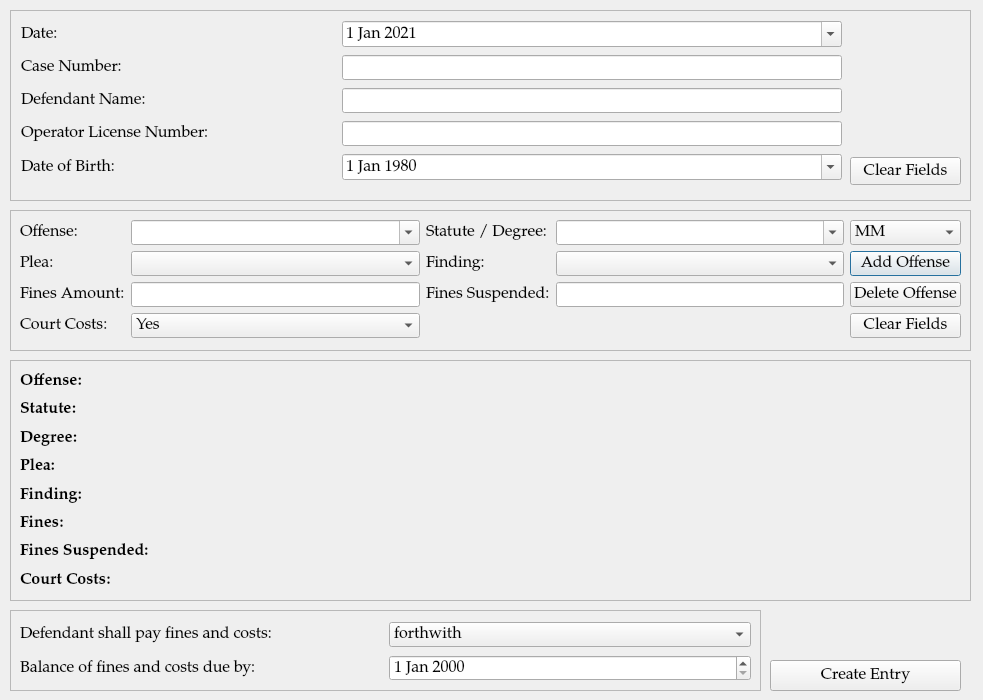
HunterProgram22/MuniEntry, file resources/ui/TrafficCaseInformationDialog.ui: the form before one commit.
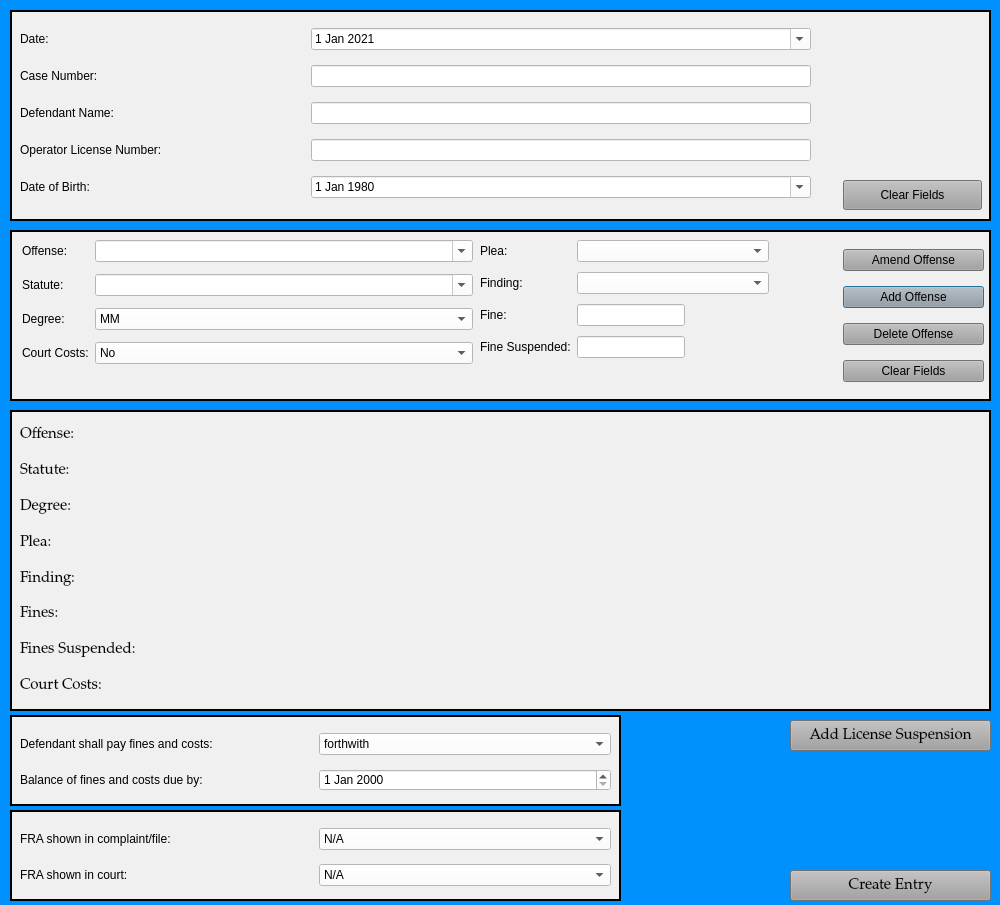
The form after the commit.

Commit message: Refactored design and moved database and manual changes from view to controller.

```diff
--- a/resources/ui/TrafficCaseInformationDialog.ui
+++ b/resources/ui/TrafficCaseInformationDialog.ui
@@ -9,26 +9,126 @@
    <rect>
     <x>0</x>
     <y>0</y>
-    <width>983</width>
-    <height>700</height>
+    <width>1000</width>
+    <height>905</height>
    </rect>
   </property>
+  <property name="sizePolicy">
+   <sizepolicy hsizetype="Preferred" vsizetype="Preferred">
+    <horstretch>0</horstretch>
+    <verstretch>0</verstretch>
+   </sizepolicy>
+  </property>
   <property name="minimumSize">
    <size>
-    <width>500</width>
-    <height>350</height>
+    <width>1000</width>
+    <height>905</height>
    </size>
   </property>
   <property name="maximumSize">
    <size>
-    <width>1000</width>
-    <height>700</height>
+    <width>2500</width>
+    <height>3500</height>
    </size>
   </property>
+  <property name="palette">
+   <palette>
+    <active>
+     <colorrole role="Button">
+      <brush brushstyle="SolidPattern">
+       <color alpha="255">
+        <red>0</red>
+        <green>145</green>
+        <blue>255</blue>
+       </color>
+      </brush>
+     </colorrole>
+     <colorrole role="Base">
+      <brush brushstyle="SolidPattern">
+       <color alpha="255">
+        <red>0</red>
+        <green>145</green>
+        <blue>255</blue>
+       </color>
+      </brush>
+     </colorrole>
+     <colorrole role="Window">
+      <brush brushstyle="SolidPattern">
+       <color alpha="255">
+        <red>0</red>
+        <green>145</green>
+        <blue>255</blue>
+       </color>
+      </brush>
+     </colorrole>
+    </active>
+    <inactive>
+     <colorrole role="Button">
+      <brush brushstyle="SolidPattern">
+       <color alpha="255">
+        <red>0</red>
+        <green>145</green>
+        <blue>255</blue>
+       </color>
+      </brush>
+     </colorrole>
+     <colorrole role="Base">
+      <brush brushstyle="SolidPattern">
+       <color alpha="255">
+        <red>0</red>
+        <green>145</green>
+        <blue>255</blue>
+       </color>
+      </brush>
+     </colorrole>
+     <colorrole role="Window">
+      <brush brushstyle="SolidPattern">
+       <color alpha="255">
+        <red>0</red>
+        <green>145</green>
+        <blue>255</blue>
+       </color>
+      </brush>
+     </colorrole>
+    </inactive>
+    <disabled>
+     <colorrole role="Button">
+      <brush brushstyle="SolidPattern">
+       <color alpha="255">
+        <red>0</red>
+        <green>145</green>
+        <blue>255</blue>
+       </color>
+      </brush>
+     </colorrole>
+     <colorrole role="Base">
+      <brush brushstyle="SolidPattern">
+       <color alpha="255">
+        <red>0</red>
+        <green>145</green>
+        <blue>255</blue>
+       </color>
+      </brush>
+     </colorrole>
+     <colorrole role="Window">
+      <brush brushstyle="SolidPattern">
+       <color alpha="255">
+        <red>0</red>
+        <green>145</green>
+        <blue>255</blue>
+       </color>
+      </brush>
+     </colorrole>
+    </disabled>
+   </palette>
+  </property>
   <property name="font">
    <font>
     <family>Palatino Linotype</family>
-    <pointsize>12</pointsize>
+    <pointsize>11</pointsize>
+    <weight>9</weight>
+    <italic>false</italic>
+    <bold>false</bold>
    </font>
   </property>
   <property name="windowTitle">
@@ -37,17 +137,32 @@
   <property name="toolTip">
    <string/>
   </property>
+  <property name="styleSheet">
+   <string notr="true">background-color: rgb(0, 145, 255);
+font: 75 11pt &quot;Palatino Linotype&quot;;
+</string>
+  </property>
   <widget class="QFrame" name="frame">
    <property name="geometry">
     <rect>
      <x>10</x>
-     <y>210</y>
-     <width>961</width>
-     <height>141</height>
+     <y>230</y>
+     <width>981</width>
+     <height>171</height>
     </rect>
    </property>
+   <property name="sizePolicy">
+    <sizepolicy hsizetype="Fixed" vsizetype="Maximum">
+     <horstretch>0</horstretch>
+     <verstretch>0</verstretch>
+    </sizepolicy>
+   </property>
+   <property name="styleSheet">
+    <string notr="true">background-color: rgb(240, 240, 240);
+border-color: rgb(160, 160, 160);</string>
+   </property>
    <property name="frameShape">
-    <enum>QFrame::StyledPanel</enum>
+    <enum>QFrame::Box</enum>
    </property>
    <property name="frameShadow">
     <enum>QFrame::Plain</enum>
@@ -58,16 +173,19 @@
    <widget class="QWidget" name="layoutWidget">
     <property name="geometry">
      <rect>
-      <x>10</x>
+      <x>12</x>
       <y>10</y>
-      <width>941</width>
-      <height>121</height>
+      <width>451</width>
+      <height>151</height>
      </rect>
     </property>
-    <layout class="QGridLayout" name="gridLayout">
-     <item row="2" column="1">
-      <widget class="QLineEdit" name="fines_amount"/>
-     </item>
+    <layout class="QFormLayout" name="formLayout">
+     <property name="fieldGrowthPolicy">
+      <enum>QFormLayout::AllNonFixedFieldsGrow</enum>
+     </property>
+     <property name="verticalSpacing">
+      <number>12</number>
+     </property>
      <item row="0" column="0">
       <widget class="QLabel" name="label_15">
        <property name="text">
@@ -75,160 +193,47 @@
        </property>
       </widget>
      </item>
-     <item row="1" column="0">
-      <widget class="QLabel" name="label_13">
-       <property name="text">
-        <string>Plea:</string>
-       </property>
-      </widget>
-     </item>
      <item row="0" column="1">
       <widget class="QComboBox" name="offense_choice_box">
-       <property name="editable">
-        <bool>true</bool>
+       <property name="styleSheet">
+        <string notr="true">background-color: rgb(255, 255, 255);</string>
        </property>
-      </widget>
-     </item>
-     <item row="3" column="1">
-      <widget class="QComboBox" name="court_costs_box">
        <property name="editable">
-        <bool>false</bool>
-       </property>
-       <item>
-        <property name="text">
-         <string>Yes</string>
-        </property>
-       </item>
-       <item>
-        <property name="text">
-         <string>No</string>
-        </property>
-       </item>
-      </widget>
-     </item>
-     <item row="1" column="2">
-      <widget class="QLabel" name="label_12">
-       <property name="text">
-        <string>Finding:</string>
-       </property>
-      </widget>
-     </item>
-     <item row="1" column="1">
-      <widget class="QComboBox" name="plea_choice_box">
-       <property name="editable">
-        <bool>false</bool>
-       </property>
-       <item>
-        <property name="text">
-         <string/>
-        </property>
-       </item>
-       <item>
-        <property name="text">
-         <string>Not Guilty</string>
-        </property>
-       </item>
-       <item>
-        <property name="text">
-         <string>No Contest</string>
-        </property>
-       </item>
-       <item>
-        <property name="text">
-         <string>Guilty</string>
-        </property>
-       </item>
-       <item>
-        <property name="text">
-         <string>No Plea - Dismissed</string>
-        </property>
-       </item>
-      </widget>
-     </item>
-     <item row="3" column="0">
-      <widget class="QLabel" name="label_8">
-       <property name="text">
-        <string>Court Costs:</string>
-       </property>
-      </widget>
-     </item>
-     <item row="0" column="3">
-      <widget class="QComboBox" name="statute_choice_box">
-       <property name="enabled">
         <bool>true</bool>
        </property>
-       <property name="focusPolicy">
-        <enum>Qt::NoFocus</enum>
-       </property>
-       <property name="editable">
-        <bool>true</bool>
-       </property>
       </widget>
      </item>
-     <item row="2" column="3">
-      <widget class="QLineEdit" name="fines_suspended"/>
-     </item>
-     <item row="2" column="2">
-      <widget class="QLabel" name="label_7">
-       <property name="text">
-        <string>Fines Suspended:</string>
-       </property>
-      </widget>
-     </item>
-     <item row="1" column="3">
-      <widget class="QComboBox" name="finding_choice_box">
-       <property name="editable">
-        <bool>false</bool>
-       </property>
-       <item>
-        <property name="text">
-         <string/>
-        </property>
-       </item>
-       <item>
-        <property name="text">
-         <string>Guilty</string>
-        </property>
-       </item>
-       <item>
-        <property name="text">
-         <string>Not Guilty</string>
-        </property>
-       </item>
-       <item>
-        <property name="text">
-         <string>Dismissed</string>
-        </property>
-       </item>
-       <item>
-        <property name="text">
-         <string>Dismissed with conditions</string>
-        </property>
-       </item>
-      </widget>
-     </item>
-     <item row="0" column="2">
+     <item row="1" column="0">
       <widget class="QLabel" name="label_6">
        <property name="text">
-        <string>Statute / Degree:</string>
+        <string>Statute:</string>
+       </property>
+      </widget>
+     </item>
+     <item row="1" column="1">
+      <widget class="QComboBox" name="statute_choice_box">
+       <property name="enabled">
+        <bool>true</bool>
+       </property>
+       <property name="focusPolicy">
+        <enum>Qt::NoFocus</enum>
+       </property>
+       <property name="styleSheet">
+        <string notr="true">background-color: rgb(255, 255, 255);</string>
+       </property>
+       <property name="editable">
+        <bool>true</bool>
        </property>
       </widget>
      </item>
      <item row="2" column="0">
-      <widget class="QLabel" name="label_11">
+      <widget class="QLabel" name="label_23">
        <property name="text">
-        <string>Fines Amount:</string>
+        <string>Degree:</string>
        </property>
       </widget>
      </item>
-     <item row="1" column="4">
-      <widget class="QPushButton" name="addOffenseButton">
-       <property name="text">
-        <string>Add Offense</string>
-       </property>
-      </widget>
-     </item>
-     <item row="0" column="4">
+     <item row="2" column="1">
       <widget class="QComboBox" name="degree_choice_box">
        <property name="enabled">
         <bool>true</bool>
@@ -236,6 +241,9 @@
        <property name="focusPolicy">
         <enum>Qt::NoFocus</enum>
        </property>
+       <property name="styleSheet">
+        <string notr="true">background-color: rgb(255, 255, 255);</string>
+       </property>
        <item>
         <property name="text">
          <string>MM</string>
@@ -268,21 +276,89 @@
        </item>
       </widget>
      </item>
-     <item row="2" column="4">
+     <item row="3" column="0">
+      <widget class="QLabel" name="label_8">
+       <property name="text">
+        <string>Court Costs:</string>
+       </property>
+      </widget>
+     </item>
+     <item row="3" column="1">
+      <widget class="QComboBox" name="court_costs_box">
+       <property name="styleSheet">
+        <string notr="true">background-color: rgb(255, 255, 255);</string>
+       </property>
+       <property name="editable">
+        <bool>false</bool>
+       </property>
+       <item>
+        <property name="text">
+         <string>No</string>
+        </property>
+       </item>
+       <item>
+        <property name="text">
+         <string>Yes</string>
+        </property>
+       </item>
+      </widget>
+     </item>
+    </layout>
+   </widget>
+   <widget class="QWidget" name="layoutWidget">
+    <property name="geometry">
+     <rect>
+      <x>833</x>
+      <y>10</y>
+      <width>141</width>
+      <height>151</height>
+     </rect>
+    </property>
+    <layout class="QGridLayout" name="gridLayout">
+     <item row="0" column="0">
+      <widget class="QPushButton" name="amendOffenseButton">
+       <property name="focusPolicy">
+        <enum>Qt::NoFocus</enum>
+       </property>
+       <property name="styleSheet">
+        <string notr="true">background-color: rgb(160, 160, 160);</string>
+       </property>
+       <property name="text">
+        <string>Amend Offense</string>
+       </property>
+      </widget>
+     </item>
+     <item row="1" column="0">
+      <widget class="QPushButton" name="addOffenseButton">
+       <property name="styleSheet">
+        <string notr="true">background-color: rgb(160, 160, 160);</string>
+       </property>
+       <property name="text">
+        <string>Add Offense</string>
+       </property>
+      </widget>
+     </item>
+     <item row="2" column="0">
       <widget class="QPushButton" name="deleteOffenseButton">
        <property name="focusPolicy">
         <enum>Qt::NoFocus</enum>
        </property>
+       <property name="styleSheet">
+        <string notr="true">background-color: rgb(160, 160, 160);</string>
+       </property>
        <property name="text">
         <string>Delete Offense</string>
        </property>
       </widget>
      </item>
-     <item row="3" column="4">
+     <item row="3" column="0">
       <widget class="QPushButton" name="pushButton_4">
        <property name="focusPolicy">
         <enum>Qt::NoFocus</enum>
        </property>
+       <property name="styleSheet">
+        <string notr="true">background-color: rgb(160, 160, 160);</string>
+       </property>
        <property name="text">
         <string>Clear Fields</string>
        </property>
@@ -290,18 +366,188 @@
      </item>
     </layout>
    </widget>
+   <widget class="QWidget" name="layoutWidget">
+    <property name="geometry">
+     <rect>
+      <x>470</x>
+      <y>10</y>
+      <width>349</width>
+      <height>151</height>
+     </rect>
+    </property>
+    <layout class="QFormLayout" name="formLayout_2">
+     <property name="verticalSpacing">
+      <number>10</number>
+     </property>
+     <item row="0" column="0">
+      <widget class="QLabel" name="label_13">
+       <property name="text">
+        <string>Plea:</string>
+       </property>
+      </widget>
+     </item>
+     <item row="0" column="1">
+      <widget class="QComboBox" name="finding_choice_box">
+       <property name="sizePolicy">
+        <sizepolicy hsizetype="Fixed" vsizetype="Fixed">
+         <horstretch>0</horstretch>
+         <verstretch>0</verstretch>
+        </sizepolicy>
+       </property>
+       <property name="minimumSize">
+        <size>
+         <width>192</width>
+         <height>0</height>
+        </size>
+       </property>
+       <property name="styleSheet">
+        <string notr="true">background-color: rgb(255, 255, 255);</string>
+       </property>
+       <property name="editable">
+        <bool>false</bool>
+       </property>
+       <item>
+        <property name="text">
+         <string/>
+        </property>
+       </item>
+       <item>
+        <property name="text">
+         <string>Guilty</string>
+        </property>
+       </item>
+       <item>
+        <property name="text">
+         <string>Not Guilty</string>
+        </property>
+       </item>
+       <item>
+        <property name="text">
+         <string>Dismissed</string>
+        </property>
+       </item>
+      </widget>
+     </item>
+     <item row="1" column="0">
+      <widget class="QLabel" name="label_12">
+       <property name="text">
+        <string>Finding:</string>
+       </property>
+      </widget>
+     </item>
+     <item row="1" column="1">
+      <widget class="QComboBox" name="plea_choice_box">
+       <property name="sizePolicy">
+        <sizepolicy hsizetype="Fixed" vsizetype="Fixed">
+         <horstretch>0</horstretch>
+         <verstretch>0</verstretch>
+        </sizepolicy>
+       </property>
+       <property name="minimumSize">
+        <size>
+         <width>192</width>
+         <height>0</height>
+        </size>
+       </property>
+       <property name="styleSheet">
+        <string notr="true">background-color: rgb(255, 255, 255);</string>
+       </property>
+       <property name="editable">
+        <bool>false</bool>
+       </property>
+       <item>
+        <property name="text">
+         <string/>
+        </property>
+       </item>
+       <item>
+        <property name="text">
+         <string>Not Guilty</string>
+        </property>
+       </item>
+       <item>
+        <property name="text">
+         <string>No Contest</string>
+        </property>
+       </item>
+       <item>
+        <property name="text">
+         <string>Guilty</string>
+        </property>
+       </item>
+       <item>
+        <property name="text">
+         <string>Dismissed</string>
+        </property>
+       </item>
+      </widget>
+     </item>
+     <item row="2" column="0">
+      <widget class="QLabel" name="label_11">
+       <property name="text">
+        <string>Fine:</string>
+       </property>
+      </widget>
+     </item>
+     <item row="2" column="1">
+      <widget class="QLineEdit" name="fines_amount">
+       <property name="sizePolicy">
+        <sizepolicy hsizetype="Fixed" vsizetype="Fixed">
+         <horstretch>0</horstretch>
+         <verstretch>0</verstretch>
+        </sizepolicy>
+       </property>
+       <property name="styleSheet">
+        <string notr="true">background-color: rgb(255, 255, 255);</string>
+       </property>
+      </widget>
+     </item>
+     <item row="3" column="0">
+      <widget class="QLabel" name="label_7">
+       <property name="text">
+        <string>Fine Suspended:</string>
+       </property>
+      </widget>
+     </item>
+     <item row="3" column="1">
+      <widget class="QLineEdit" name="fines_suspended">
+       <property name="sizePolicy">
+        <sizepolicy hsizetype="Fixed" vsizetype="Fixed">
+         <horstretch>0</horstretch>
+         <verstretch>0</verstretch>
+        </sizepolicy>
+       </property>
+       <property name="styleSheet">
+        <string notr="true">background-color: rgb(255, 255, 255);</string>
+       </property>
+      </widget>
+     </item>
+    </layout>
+   </widget>
   </widget>
   <widget class="QFrame" name="frame_2">
    <property name="geometry">
     <rect>
      <x>10</x>
-     <y>360</y>
-     <width>961</width>
-     <height>241</height>
+     <y>410</y>
+     <width>981</width>
+     <height>301</height>
     </rect>
    </property>
+   <property name="font">
+    <font>
+     <family>Palatino Linotype</family>
+     <pointsize>11</pointsize>
+     <weight>9</weight>
+     <italic>false</italic>
+     <bold>false</bold>
+    </font>
+   </property>
+   <property name="styleSheet">
+    <string notr="true">background-color: rgb(240, 240, 240);</string>
+   </property>
    <property name="frameShape">
-    <enum>QFrame::StyledPanel</enum>
+    <enum>QFrame::Box</enum>
    </property>
    <property name="frameShadow">
     <enum>QFrame::Plain</enum>
@@ -314,72 +560,20 @@
      <rect>
       <x>10</x>
       <y>10</y>
-      <width>941</width>
-      <height>221</height>
+      <width>961</width>
+      <height>281</height>
      </rect>
     </property>
     <layout class="QGridLayout" name="charges_gridLayout">
-     <item row="0" column="0">
-      <widget class="QLabel" name="offense_label_1">
-       <property name="font">
-        <font>
-         <weight>75</weight>
-         <bold>true</bold>
-        </font>
-       </property>
-       <property name="text">
-        <string>Offense:</string>
-       </property>
-       <property name="wordWrap">
-        <bool>true</bool>
-       </property>
-      </widget>
-     </item>
-     <item row="1" column="0">
-      <widget class="QLabel" name="label_19">
-       <property name="font">
-        <font>
-         <weight>75</weight>
-         <bold>true</bold>
-        </font>
-       </property>
-       <property name="text">
-        <string>Statute:</string>
-       </property>
-      </widget>
-     </item>
-     <item row="6" column="0">
-      <widget class="QLabel" name="label_10">
-       <property name="font">
-        <font>
-         <weight>75</weight>
-         <bold>true</bold>
-        </font>
-       </property>
-       <property name="text">
-        <string>Fines Suspended:</string>
-       </property>
-      </widget>
-     </item>
-     <item row="3" column="0">
-      <widget class="QLabel" name="plea_label_1">
-       <property name="font">
-        <font>
-         <weight>75</weight>
-         <bold>true</bold>
-        </font>
-       </property>
-       <property name="text">
-        <string>Plea:</string>
-       </property>
-      </widget>
-     </item>
      <item row="7" column="0">
       <widget class="QLabel" name="label_16">
        <property name="font">
         <font>
-         <weight>75</weight>
-         <bold>true</bold>
+         <family>Palatino Linotype</family>
+         <pointsize>11</pointsize>
+         <weight>9</weight>
+         <italic>false</italic>
+         <bold>false</bold>
         </font>
        </property>
        <property name="text">
@@ -387,16 +581,54 @@
        </property>
       </widget>
      </item>
-     <item row="4" column="0">
-      <widget class="QLabel" name="label_14">
+     <item row="1" column="0">
+      <widget class="QLabel" name="label_19">
        <property name="font">
         <font>
-         <weight>75</weight>
-         <bold>true</bold>
+         <family>Palatino Linotype</family>
+         <pointsize>11</pointsize>
+         <weight>9</weight>
+         <italic>false</italic>
+         <bold>false</bold>
         </font>
        </property>
        <property name="text">
-        <string>Finding:</string>
+        <string>Statute:</string>
+       </property>
+      </widget>
+     </item>
+     <item row="3" column="0">
+      <widget class="QLabel" name="plea_label_1">
+       <property name="font">
+        <font>
+         <family>Palatino Linotype</family>
+         <pointsize>11</pointsize>
+         <weight>9</weight>
+         <italic>false</italic>
+         <bold>false</bold>
+        </font>
+       </property>
+       <property name="text">
+        <string>Plea:</string>
+       </property>
+      </widget>
+     </item>
+     <item row="0" column="0">
+      <widget class="QLabel" name="offense_label_1">
+       <property name="font">
+        <font>
+         <family>Palatino Linotype</family>
+         <pointsize>11</pointsize>
+         <weight>9</weight>
+         <italic>false</italic>
+         <bold>false</bold>
+        </font>
+       </property>
+       <property name="text">
+        <string>Offense:</string>
+       </property>
+       <property name="wordWrap">
+        <bool>true</bool>
        </property>
       </widget>
      </item>
@@ -404,8 +636,11 @@
       <widget class="QLabel" name="label_17">
        <property name="font">
         <font>
-         <weight>75</weight>
-         <bold>true</bold>
+         <family>Palatino Linotype</family>
+         <pointsize>11</pointsize>
+         <weight>9</weight>
+         <italic>false</italic>
+         <bold>false</bold>
         </font>
        </property>
        <property name="text">
@@ -417,8 +652,11 @@
       <widget class="QLabel" name="label_20">
        <property name="font">
         <font>
-         <weight>75</weight>
-         <bold>true</bold>
+         <family>Palatino Linotype</family>
+         <pointsize>11</pointsize>
+         <weight>9</weight>
+         <italic>false</italic>
+         <bold>false</bold>
         </font>
        </property>
        <property name="text">
@@ -426,6 +664,38 @@
        </property>
       </widget>
      </item>
+     <item row="4" column="0">
+      <widget class="QLabel" name="label_14">
+       <property name="font">
+        <font>
+         <family>Palatino Linotype</family>
+         <pointsize>11</pointsize>
+         <weight>9</weight>
+         <italic>false</italic>
+         <bold>false</bold>
+        </font>
+       </property>
+       <property name="text">
+        <string>Finding:</string>
+       </property>
+      </widget>
+     </item>
+     <item row="6" column="0">
+      <widget class="QLabel" name="label_10">
+       <property name="font">
+        <font>
+         <family>Palatino Linotype</family>
+         <pointsize>11</pointsize>
+         <weight>9</weight>
+         <italic>false</italic>
+         <bold>false</bold>
+        </font>
+       </property>
+       <property name="text">
+        <string>Fines Suspended:</string>
+       </property>
+      </widget>
+     </item>
     </layout>
    </widget>
   </widget>
@@ -434,12 +704,21 @@
     <rect>
      <x>10</x>
      <y>10</y>
-     <width>961</width>
-     <height>191</height>
+     <width>981</width>
+     <height>211</height>
     </rect>
    </property>
+   <property name="sizePolicy">
+    <sizepolicy hsizetype="Fixed" vsizetype="Fixed">
+     <horstretch>0</horstretch>
+     <verstretch>0</verstretch>
+    </sizepolicy>
+   </property>
+   <property name="styleSheet">
+    <string notr="true">background-color: rgb(240, 240, 240);</string>
+   </property>
    <property name="frameShape">
-    <enum>QFrame::StyledPanel</enum>
+    <enum>QFrame::Box</enum>
    </property>
    <property name="frameShadow">
     <enum>QFrame::Plain</enum>
@@ -450,26 +729,29 @@
    <widget class="QPushButton" name="pushButton_2">
     <property name="geometry">
      <rect>
-      <x>840</x>
-      <y>147</y>
-      <width>111</width>
-      <height>28</height>
+      <x>833</x>
+      <y>170</y>
+      <width>139</width>
+      <height>30</height>
      </rect>
     </property>
     <property name="focusPolicy">
      <enum>Qt::NoFocus</enum>
     </property>
+    <property name="styleSheet">
+     <string notr="true">background-color: rgb(160, 160, 160);</string>
+    </property>
     <property name="text">
      <string>Clear Fields</string>
     </property>
    </widget>
-   <widget class="QWidget" name="">
+   <widget class="QWidget" name="layoutWidget">
     <property name="geometry">
      <rect>
-      <x>11</x>
+      <x>10</x>
       <y>9</y>
-      <width>821</width>
-      <height>166</height>
+      <width>791</width>
+      <height>191</height>
      </rect>
     </property>
     <layout class="QGridLayout" name="gridLayout_3">
@@ -485,6 +767,9 @@
        <property name="focusPolicy">
         <enum>Qt::NoFocus</enum>
        </property>
+       <property name="styleSheet">
+        <string notr="true">background-color: rgb(255, 255, 255);</string>
+       </property>
        <property name="minimumDate">
         <date>
          <year>2021</year>
@@ -519,6 +804,9 @@
          <height>16777215</height>
         </size>
        </property>
+       <property name="styleSheet">
+        <string notr="true">background-color: rgb(255, 255, 255);</string>
+       </property>
       </widget>
      </item>
      <item row="2" column="0">
@@ -536,6 +824,9 @@
          <height>16777215</height>
         </size>
        </property>
+       <property name="styleSheet">
+        <string notr="true">background-color: rgb(255, 255, 255);</string>
+       </property>
       </widget>
      </item>
      <item row="3" column="0">
@@ -556,6 +847,9 @@
          <height>16777215</height>
         </size>
        </property>
+       <property name="styleSheet">
+        <string notr="true">background-color: rgb(255, 255, 255);</string>
+       </property>
       </widget>
      </item>
      <item row="4" column="0">
@@ -570,6 +864,9 @@
      </item>
      <item row="4" column="1">
       <widget class="QDateEdit" name="dateEdit">
+       <property name="styleSheet">
+        <string notr="true">background-color: rgb(255, 255, 255);</string>
+       </property>
        <property name="dateTime">
         <datetime>
          <hour>0</hour>
@@ -592,13 +889,16 @@
    <property name="geometry">
     <rect>
      <x>10</x>
-     <y>610</y>
-     <width>751</width>
-     <height>81</height>
+     <y>715</y>
+     <width>611</width>
+     <height>91</height>
     </rect>
    </property>
+   <property name="styleSheet">
+    <string notr="true">background-color: rgb(240, 240, 240);</string>
+   </property>
    <property name="frameShape">
-    <enum>QFrame::StyledPanel</enum>
+    <enum>QFrame::Box</enum>
    </property>
    <property name="frameShadow">
     <enum>QFrame::Plain</enum>
@@ -611,13 +911,16 @@
      <rect>
       <x>10</x>
       <y>10</y>
-      <width>731</width>
-      <height>64</height>
+      <width>591</width>
+      <height>74</height>
      </rect>
     </property>
     <layout class="QGridLayout" name="gridLayout_2">
      <item row="0" column="1">
       <widget class="QComboBox" name="ability_to_pay_box">
+       <property name="styleSheet">
+        <string notr="true">background-color: rgb(255, 255, 255);</string>
+       </property>
        <item>
         <property name="text">
          <string>forthwith</string>
@@ -655,7 +958,11 @@
       </widget>
      </item>
      <item row="1" column="1">
-      <widget class="QDateEdit" name="balance_due_date"/>
+      <widget class="QDateEdit" name="balance_due_date">
+       <property name="styleSheet">
+        <string notr="true">background-color: rgb(255, 255, 255);</string>
+       </property>
+      </widget>
      </item>
     </layout>
    </widget>
@@ -663,12 +970,16 @@
   <widget class="QPushButton" name="createEntryButton">
    <property name="geometry">
     <rect>
-     <x>770</x>
-     <y>660</y>
-     <width>191</width>
+     <x>790</x>
+     <y>870</y>
+     <width>201</width>
      <height>31</height>
     </rect>
    </property>
+   <property name="styleSheet">
+    <string notr="true">background-color: rgb(160, 160, 160);
+background-color: rgb(160, 160, 160);</string>
+   </property>
    <property name="text">
     <string>Create Entry</string>
    </property>
@@ -676,6 +987,118 @@
     <bool>false</bool>
    </property>
   </widget>
+  <widget class="QFrame" name="frame_5">
+   <property name="geometry">
+    <rect>
+     <x>10</x>
+     <y>810</y>
+     <width>611</width>
+     <height>91</height>
+    </rect>
+   </property>
+   <property name="styleSheet">
+    <string notr="true">background-color: rgb(240, 240, 240);</string>
+   </property>
+   <property name="frameShape">
+    <enum>QFrame::Box</enum>
+   </property>
+   <property name="frameShadow">
+    <enum>QFrame::Plain</enum>
+   </property>
+   <property name="lineWidth">
+    <number>2</number>
+   </property>
+   <widget class="QWidget" name="layoutWidget_4">
+    <property name="geometry">
+     <rect>
+      <x>10</x>
+      <y>10</y>
+      <width>591</width>
+      <height>74</height>
+     </rect>
+    </property>
+    <layout class="QGridLayout" name="gridLayout_4">
+     <item row="0" column="1">
+      <widget class="QComboBox" name="fra_in_file_box">
+       <property name="styleSheet">
+        <string notr="true">background-color: rgb(255, 255, 255);</string>
+       </property>
+       <item>
+        <property name="text">
+         <string>N/A</string>
+        </property>
+       </item>
+       <item>
+        <property name="text">
+         <string>Yes</string>
+        </property>
+       </item>
+       <item>
+        <property name="text">
+         <string>No</string>
+        </property>
+       </item>
+      </widget>
+     </item>
+     <item row="0" column="0">
+      <widget class="QLabel" name="label_21">
+       <property name="text">
+        <string>FRA shown in complaint/file:</string>
+       </property>
+      </widget>
+     </item>
+     <item row="1" column="0">
+      <widget class="QLabel" name="label_22">
+       <property name="text">
+        <string>FRA shown in court:</string>
+       </property>
+      </widget>
+     </item>
+     <item row="1" column="1">
+      <widget class="QComboBox" name="fra_in_court_box">
+       <property name="styleSheet">
+        <string notr="true">background-color: rgb(255, 255, 255);</string>
+       </property>
+       <item>
+        <property name="text">
+         <string>N/A</string>
+        </property>
+       </item>
+       <item>
+        <property name="text">
+         <string>Yes</string>
+        </property>
+       </item>
+       <item>
+        <property name="text">
+         <string>No</string>
+        </property>
+       </item>
+      </widget>
+     </item>
+    </layout>
+   </widget>
+  </widget>
+  <widget class="QPushButton" name="createEntryButton_2">
+   <property name="geometry">
+    <rect>
+     <x>790</x>
+     <y>720</y>
+     <width>201</width>
+     <height>31</height>
+    </rect>
+   </property>
+   <property name="styleSheet">
+    <string notr="true">background-color: rgb(160, 160, 160);
+background-color: rgb(160, 160, 160);</string>
+   </property>
+   <property name="text">
+    <string>Add License Suspension</string>
+   </property>
+   <property name="autoDefault">
+    <bool>false</bool>
+   </property>
+  </widget>
  </widget>
  <tabstops>
   <tabstop>case_number</tabstop>
```
Left out of the diff: 259 changed lines with no effect on the pictures. The commit also changes 3 other files.
